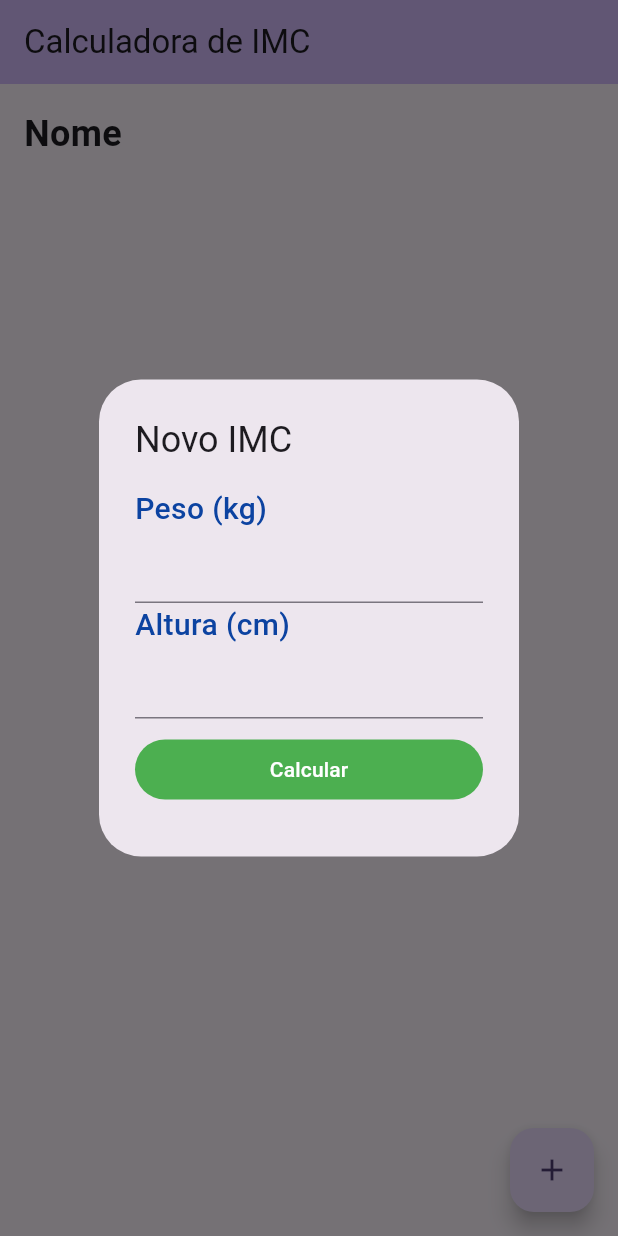
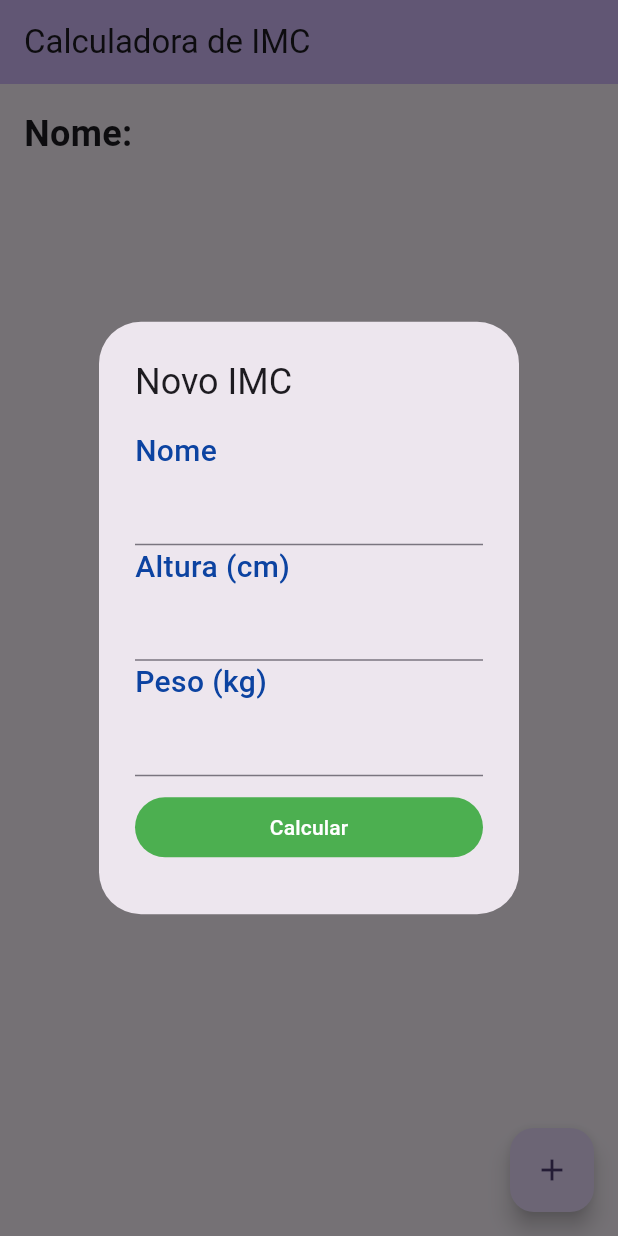
Before and after one commit to andremorganti/calculadora_umc_flutter, a Flutter app: the screen it shows after launch, after a tap on the "add" icon, on a phone screen of 412 x 824 dp. Run offline on Flutter 3.47's test engine with Material 2 defaults, Android fonts, the light colour scheme and no system bars.

Commit message:
adjust order of getting data

```diff
--- a/lib/pages/home_page.dart
+++ b/lib/pages/home_page.dart
@@ -50,9 +50,15 @@ class _MyHomePageState extends State<MyHomePage> {
         ),
         floatingActionButton: FloatingActionButton(
           onPressed: () {
-            nameController.text = "";
+            if (nameController.text.isEmpty) {
+              nameController.text = "";
+            }
+
             weightController.text = "";
-            heightController.text = "";
+
+            if (heightController.text.isEmpty) {
+              heightController.text = "";
+            }
             valueIMC = 0.0;
             _valueIMC = valueIMC;
             showDialog(
@@ -64,14 +70,14 @@ class _MyHomePageState extends State<MyHomePage> {
                       child: ListBody(
                         children: <Widget>[
                           const Text(
-                            "Peso (kg)",
+                            "Nome",
                             style: TextStyle(
                                 fontSize: 20,
                                 fontWeight: FontWeight.w500,
                                 color: Color.fromARGB(255, 12, 67, 161)),
                           ),
                           TextField(
-                            controller: weightController,
+                            controller: nameController,
                           ),
                           const Text(
                             "Altura (cm)",
@@ -82,6 +88,16 @@ class _MyHomePageState extends State<MyHomePage> {
                           ),
                           TextField(
                             controller: heightController,
+                          ),
+                          const Text(
+                            "Peso (kg)",
+                            style: TextStyle(
+                                fontSize: 20,
+                                fontWeight: FontWeight.w500,
+                                color: Color.fromARGB(255, 12, 67, 161)),
+                          ),
+                          TextField(
+                            controller: weightController,
                           ),
                           const SizedBox(
                             height: 10,
@@ -99,7 +115,7 @@ class _MyHomePageState extends State<MyHomePage> {
                                       double.parse(heightController.text));
                                   _valueIMC = valueIMC;
                                   addPeopleToRepository(
-                                      "",
+                                      nameController.text,
                                       double.parse(weightController.text),
                                       double.parse(heightController.text),
                                       valueIMC);
@@ -131,8 +147,8 @@ class _MyHomePageState extends State<MyHomePage> {
           crossAxisAlignment: CrossAxisAlignment.start,
           children: <Widget>[
             Padding(
-              padding: EdgeInsets.all(16.0),
-              child: Text('Nome',
+              padding: const EdgeInsets.all(16.0),
+              child: Text("Nome: ${nameController.text}",
                   style: TextStyle(fontSize: 24, fontWeight: FontWeight.bold)),
             ),
             Expanded(
```
